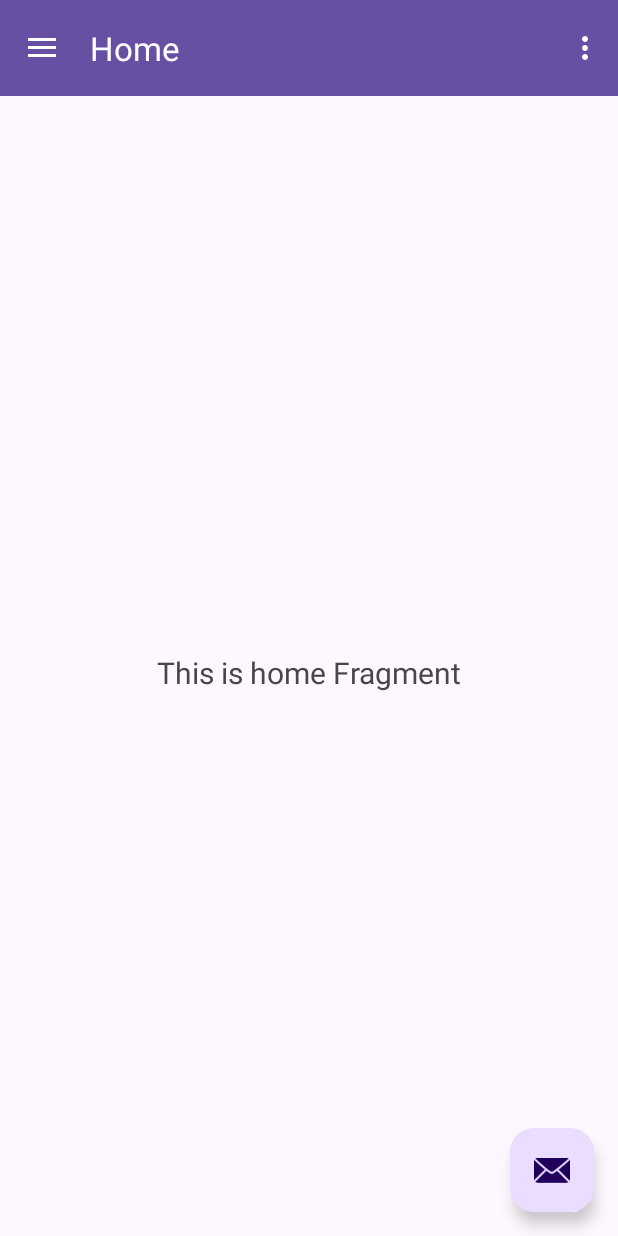
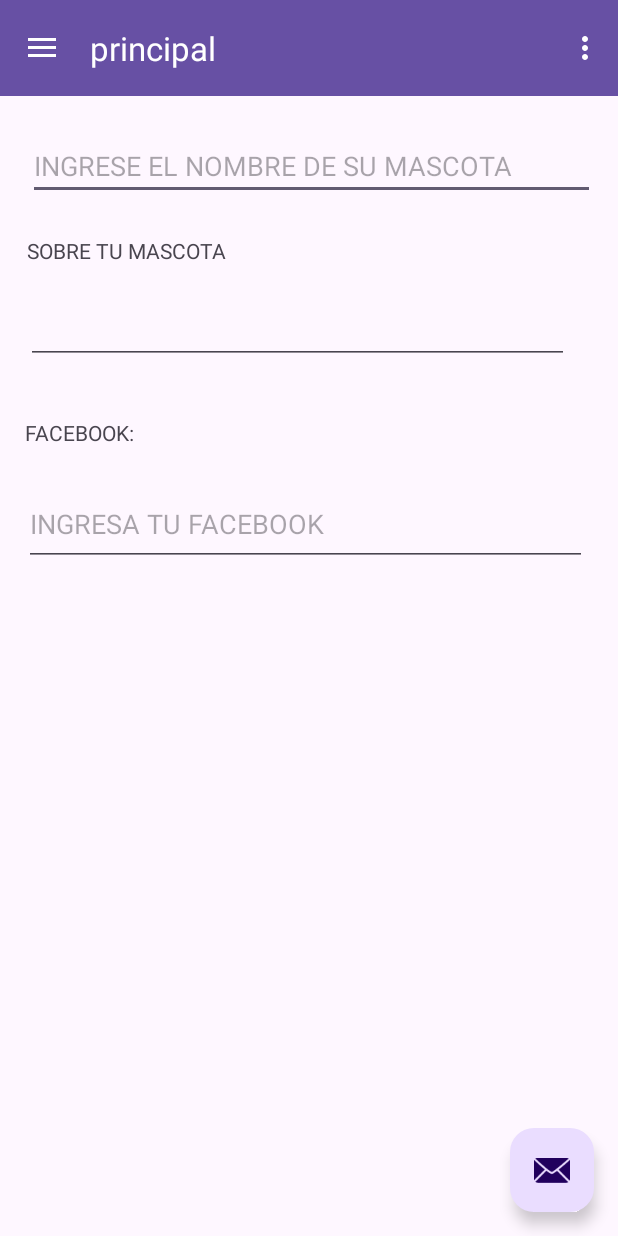
Before and after one commit to mosheline/ec3moviles, an Android app: the FormularioActivity screen opened directly, with no data from a screen before it, on a phone screen of 412 x 824 dp. Run offline under Robolectric (Android 15) with nearby library versions, the phone set to English and light mode, and no system bars; our stand-ins replace navigation-ui.

Commit message:
diseno del from1 terminado

```diff
--- a/app/build.gradle.kts
+++ b/app/build.gradle.kts
@@ -9,7 +9,7 @@ android {
 
     defaultConfig {
         applicationId = "pe.edu.idat.evc3"
-        minSdk = 24
+        minSdk = 33
         targetSdk = 34
         versionCode = 1
         versionName = "1.0"
--- a/app/src/main/java/pe/edu/idat/evc3/FormularioActivity.kt
+++ b/app/src/main/java/pe/edu/idat/evc3/FormularioActivity.kt
@@ -37,7 +37,7 @@ class FormularioActivity : AppCompatActivity() {
         // menu should be considered as top level destinations.
         appBarConfiguration = AppBarConfiguration(
             setOf(
-                R.id.nav_home, R.id.nav_gallery, R.id.nav_slideshow
+                R.id.fromMascotaFragment
             ), drawerLayout
         )
         setupActionBarWithNavController(navController, appBarConfiguration)
--- /dev/null
+++ b/app/src/main/java/pe/edu/idat/evc3/FromMascotaFragment.kt
@@ -0,0 +1,59 @@
+package pe.edu.idat.evc3
+
+import android.os.Bundle
+import androidx.fragment.app.Fragment
+import android.view.LayoutInflater
+import android.view.View
+import android.view.ViewGroup
+
+// TODO: Rename parameter arguments, choose names that match
+// the fragment initialization parameters, e.g. ARG_ITEM_NUMBER
+private const val ARG_PARAM1 = "param1"
+private const val ARG_PARAM2 = "param2"
+
+/**
+ * A simple [Fragment] subclass.
+ * Use the [FromMascotaFragment.newInstance] factory method to
+ * create an instance of this fragment.
+ */
+class FromMascotaFragment : Fragment() {
+    // TODO: Rename and change types of parameters
+    private var param1: String? = null
+    private var param2: String? = null
+
+    override fun onCreate(savedInstanceState: Bundle?) {
+        super.onCreate(savedInstanceState)
+        arguments?.let {
+            param1 = it.getString(ARG_PARAM1)
+            param2 = it.getString(ARG_PARAM2)
+        }
+    }
+
+    override fun onCreateView(
+        inflater: LayoutInflater, container: ViewGroup?,
+        savedInstanceState: Bundle?
+    ): View? {
+        // Inflate the layout for this fragment
+        return inflater.inflate(R.layout.fragment_from_mascota, container, false)
+    }
+
+    companion object {
+        /**
+         * Use this factory method to create a new instance of
+         * this fragment using the provided parameters.
+         *
+         * @param param1 Parameter 1.
+         * @param param2 Parameter 2.
+         * @return A new instance of fragment FromMascotaFragment.
+         */
+        // TODO: Rename and change types and number of parameters
+        @JvmStatic
+        fun newInstance(param1: String, param2: String) =
+            FromMascotaFragment().apply {
+                arguments = Bundle().apply {
+                    putString(ARG_PARAM1, param1)
+                    putString(ARG_PARAM2, param2)
+                }
+            }
+    }
+}
--- a/app/src/main/java/pe/edu/idat/evc3/ui/home/HomeFragment.kt
+++ /dev/null
@@ -1,42 +0,0 @@
-package pe.edu.idat.evc3.ui.home
-
-import android.os.Bundle
-import android.view.LayoutInflater
-import android.view.View
-import android.view.ViewGroup
-import android.widget.TextView
-import androidx.fragment.app.Fragment
-import androidx.lifecycle.ViewModelProvider
-import pe.edu.idat.evc3.databinding.FragmentHomeBinding
-
-class HomeFragment : Fragment() {
-
-    private var _binding: FragmentHomeBinding? = null
-
-    // This property is only valid between onCreateView and
-    // onDestroyView.
-    private val binding get() = _binding!!
-
-    override fun onCreateView(
-        inflater: LayoutInflater,
-        container: ViewGroup?,
-        savedInstanceState: Bundle?
-    ): View {
-        val homeViewModel =
-            ViewModelProvider(this).get(HomeViewModel::class.java)
-
-        _binding = FragmentHomeBinding.inflate(inflater, container, false)
-        val root: View = binding.root
-
-        val textView: TextView = binding.textHome
-        homeViewModel.text.observe(viewLifecycleOwner) {
-            textView.text = it
-        }
-        return root
-    }
-
-    override fun onDestroyView() {
-        super.onDestroyView()
-        _binding = null
-    }
-}
--- a/app/src/main/java/pe/edu/idat/evc3/ui/home/HomeViewModel.kt
+++ /dev/null
@@ -1,13 +0,0 @@
-package pe.edu.idat.evc3.ui.home
-
-import androidx.lifecycle.LiveData
-import androidx.lifecycle.MutableLiveData
-import androidx.lifecycle.ViewModel
-
-class HomeViewModel : ViewModel() {
-
-    private val _text = MutableLiveData<String>().apply {
-        value = "This is home Fragment"
-    }
-    val text: LiveData<String> = _text
-}
--- /dev/null
+++ b/app/src/main/res/layout/fragment_from_mascota.xml
@@ -0,0 +1,74 @@
+<?xml version="1.0" encoding="utf-8"?>
+<androidx.constraintlayout.widget.ConstraintLayout xmlns:android="http://schemas.android.com/apk/res/android"
+    xmlns:app="http://schemas.android.com/apk/res-auto"
+    xmlns:tools="http://schemas.android.com/tools"
+    android:layout_width="match_parent"
+    android:layout_height="wrap_content"
+    tools:context=".FromMascotaFragment">
+
+    <!-- TODO: Update blank fragment layout -->
+
+    <EditText
+        android:id="@+id/etnombre"
+        android:layout_width="378dp"
+        android:layout_height="45dp"
+        android:layout_marginTop="24dp"
+        android:ems="10"
+        android:hint="@string/etnombre"
+        android:inputType="text"
+        app:layout_constraintEnd_toEndOf="parent"
+        app:layout_constraintHorizontal_bias="0.545"
+        app:layout_constraintStart_toStartOf="parent"
+        app:layout_constraintTop_toTopOf="parent"
+        tools:ignore="TouchTargetSizeCheck" />
+
+    <TextView
+        android:id="@+id/tvdescripcion"
+        android:layout_width="wrap_content"
+        android:layout_height="wrap_content"
+        android:layout_marginTop="24dp"
+        android:text="@string/tvdescripcion"
+        app:layout_constraintEnd_toEndOf="parent"
+        app:layout_constraintHorizontal_bias="0.064"
+        app:layout_constraintStart_toStartOf="parent"
+        app:layout_constraintTop_toBottomOf="@+id/etnombre"
+        tools:ignore="MissingConstraints" />
+
+    <EditText
+        android:id="@+id/etdescripcion"
+        android:layout_width="362dp"
+        android:layout_height="42dp"
+        android:layout_marginTop="24dp"
+        android:ems="10"
+        android:inputType="text"
+        app:layout_constraintEnd_toEndOf="parent"
+        app:layout_constraintHorizontal_bias="0.346"
+        app:layout_constraintStart_toStartOf="parent"
+        app:layout_constraintTop_toBottomOf="@+id/tvdescripcion"
+        tools:ignore="SpeakableTextPresentCheck,TouchTargetSizeCheck" />
+
+    <TextView
+        android:id="@+id/tvfacebok"
+        android:layout_width="wrap_content"
+        android:layout_height="wrap_content"
+        android:layout_marginTop="36dp"
+        android:text="@string/tvfacebok"
+        app:layout_constraintEnd_toEndOf="parent"
+        app:layout_constraintHorizontal_bias="0.05"
+        app:layout_constraintStart_toStartOf="parent"
+        app:layout_constraintTop_toBottomOf="@+id/etdescripcion" />
+
+    <EditText
+        android:id="@+id/etfacebook"
+        android:layout_width="375dp"
+        android:layout_height="55dp"
+        android:layout_marginTop="24dp"
+        android:ems="10"
+        android:hint="@string/etfacebook"
+        android:inputType="text"
+        app:layout_constraintEnd_toEndOf="parent"
+        app:layout_constraintHorizontal_bias="0.444"
+        app:layout_constraintStart_toStartOf="parent"
+        app:layout_constraintTop_toBottomOf="@+id/tvfacebok" />
+
+</androidx.constraintlayout.widget.ConstraintLayout>
--- a/app/src/main/res/layout/fragment_home.xml
+++ /dev/null
@@ -1,22 +0,0 @@
-<?xml version="1.0" encoding="utf-8"?>
-<androidx.constraintlayout.widget.ConstraintLayout xmlns:android="http://schemas.android.com/apk/res/android"
-    xmlns:app="http://schemas.android.com/apk/res-auto"
-    xmlns:tools="http://schemas.android.com/tools"
-    android:layout_width="match_parent"
-    android:layout_height="match_parent"
-    tools:context=".ui.home.HomeFragment">
-
-    <TextView
-        android:id="@+id/text_home"
-        android:layout_width="match_parent"
-        android:layout_height="wrap_content"
-        android:layout_marginStart="8dp"
-        android:layout_marginTop="8dp"
-        android:layout_marginEnd="8dp"
-        android:textAlignment="center"
-        android:textSize="20sp"
-        app:layout_constraintBottom_toBottomOf="parent"
-        app:layout_constraintEnd_toEndOf="parent"
-        app:layout_constraintStart_toStartOf="parent"
-        app:layout_constraintTop_toTopOf="parent" />
-</androidx.constraintlayout.widget.ConstraintLayout>
--- a/app/src/main/res/menu/activity_main_drawer.xml
+++ b/app/src/main/res/menu/activity_main_drawer.xml
@@ -5,16 +5,9 @@
 
     <group android:checkableBehavior="single">
         <item
-            android:id="@+id/nav_home"
+            android:id="@+id/fromMascotaFragment"
             android:icon="@drawable/ic_menu_camera"
-            android:title="@string/menu_home" />
-        <item
-            android:id="@+id/nav_gallery"
-            android:icon="@drawable/ic_menu_gallery"
-            android:title="@string/menu_gallery" />
-        <item
-            android:id="@+id/nav_slideshow"
-            android:icon="@drawable/ic_menu_slideshow"
-            android:title="@string/menu_slideshow" />
+            android:title="@string/menu_principal" />
+
     </group>
 </menu>
--- a/app/src/main/res/navigation/mobile_navigation.xml
+++ b/app/src/main/res/navigation/mobile_navigation.xml
@@ -3,23 +3,10 @@
     xmlns:app="http://schemas.android.com/apk/res-auto"
     xmlns:tools="http://schemas.android.com/tools"
     android:id="@+id/mobile_navigation"
-    app:startDestination="@+id/nav_home">
-
+    app:startDestination="@id/fromMascotaFragment">
     <fragment
-        android:id="@+id/nav_home"
-        android:name="pe.edu.idat.evc3.ui.home.HomeFragment"
-        android:label="@string/menu_home"
-        tools:layout="@layout/fragment_home" />
-
-    <fragment
-        android:id="@+id/nav_gallery"
-        android:name="pe.edu.idat.evc3.ui.gallery.GalleryFragment"
-        android:label="@string/menu_gallery"
-        tools:layout="@layout/fragment_gallery" />
-
-    <fragment
-        android:id="@+id/nav_slideshow"
-        android:name="pe.edu.idat.evc3.ui.slideshow.SlideshowFragment"
-        android:label="@string/menu_slideshow"
-        tools:layout="@layout/fragment_slideshow" />
+        android:id="@+id/fromMascotaFragment"
+        android:name="pe.edu.idat.evc3.FromMascotaFragment"
+        android:label="@string/menu_principal"
+        tools:layout="@layout/fragment_from_mascota" />
 </navigation>
--- a/app/src/main/res/values/strings.xml
+++ b/app/src/main/res/values/strings.xml
@@ -13,4 +13,11 @@
     <string name="menu_gallery">Gallery</string>
     <string name="menu_slideshow">Slideshow</string>
     <string name="val_salir">Salir</string>
+    <string name="etnombre">INGRESE EL NOMBRE DE SU MASCOTA\n</string>
+    <!-- TODO: Remove or change this placeholder text -->
+    <string name="hello_blank_fragment">Hello blank fragment</string>
+    <string name="menu_principal">principal</string>
+    <string name="tvdescripcion">SOBRE TU MASCOTA</string>
+    <string name="tvfacebok">FACEBOOK:</string>
+    <string name="etfacebook">INGRESA TU FACEBOOK</string>
 </resources>
```
Also changed, not shown: app/src/main/java/pe/edu/idat/evc3/ui/gallery/GalleryFragment.kt (deleted, +0 -42 lines), app/src/main/java/pe/edu/idat/evc3/ui/gallery/GalleryViewModel.kt (deleted, +0 -13 lines), app/src/main/java/pe/edu/idat/evc3/ui/slideshow/SlideshowFragment.kt (deleted, +0 -42 lines), app/src/main/java/pe/edu/idat/evc3/ui/slideshow/SlideshowViewModel.kt (deleted, +0 -13 lines), app/src/main/res/layout/fragment_gallery.xml (deleted, +0 -22 lines), app/src/main/res/layout/fragment_slideshow.xml (deleted, +0 -22 lines).
